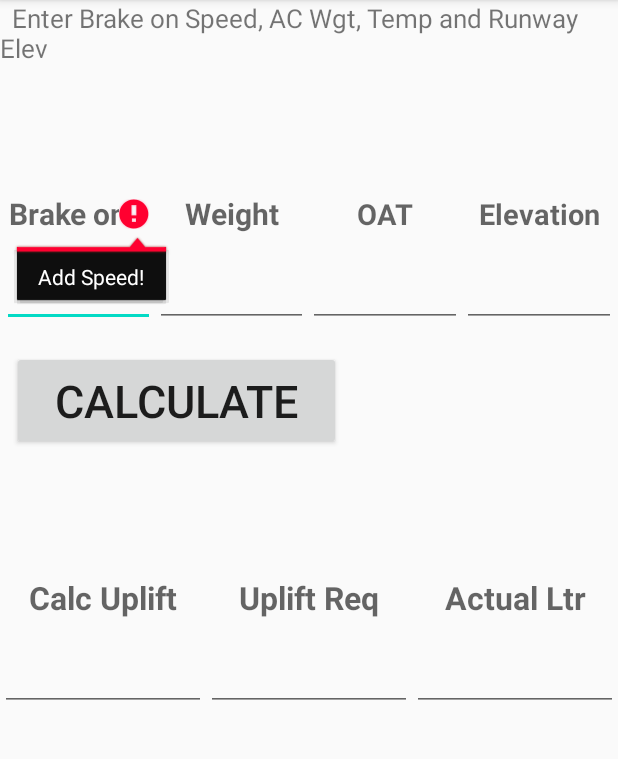
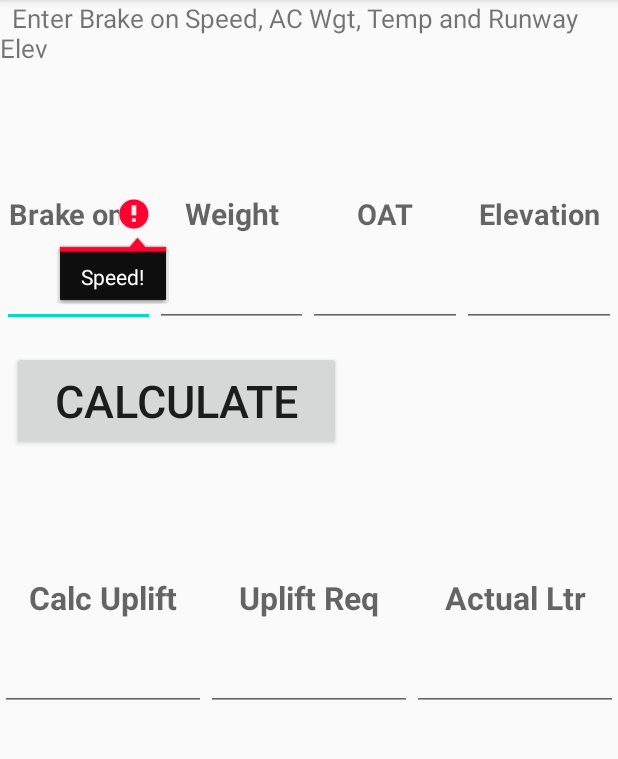
Before and after one commit to tubbmeister/Brake_Temperature_737_800, an Android app: the screen it shows after launch (MainActivity), after a tap on "CALCULATE", on a phone screen of 412 x 824 dp, the part 84-843 px from its top. Run offline under Robolectric (Android 15) with nearby library versions, the phone set to English and light mode, and no system bars.

Commit message:
third load

```diff
--- a/BrakeTemperature737800/app/src/main/java/com/example/braketemperature737800/MainActivity.java
+++ b/BrakeTemperature737800/app/src/main/java/com/example/braketemperature737800/MainActivity.java
@@ -20,7 +20,7 @@ public class MainActivity extends AppCompatActivity implements View.OnClickListe
     EditText Weight;
     String[] FirstArray,SecondArray;
     int Brake_onX1,Brake_onX2,OATX1,OATX2,ElevationX1,ElevationX2, WeightX1,WeightX2;
-    int Brake_On_Speed1,OAT1,Elevation1,Weight1;
+    int Brake_On_Speed1,OAT1,Elevation1,Weight1,ResultAHi,ResultALo,ResultBHi,ResultBLo;
 
     @Override
     protected void onCreate(Bundle savedInstanceState) {
@@ -73,22 +73,22 @@ public class MainActivity extends AppCompatActivity implements View.OnClickListe
 
         String Brake_onString=Brake_on_speed.getText().toString();
         if(TextUtils.isEmpty(Brake_onString)) {
-            Brake_on_speed.setError("Add Speed!");
+            Brake_on_speed.setError("Speed!");
             return;
         }
         String OATString=OAT.getText().toString();
         if(TextUtils.isEmpty(OATString)) {
-            OAT.setError("Add Temp!");
+            OAT.setError("Temp!");
             return;
         }
         String ElevationString=Elevation.getText().toString();
         if(TextUtils.isEmpty(ElevationString)) {
-            Elevation.setError("Add Elevation!");
+            Elevation.setError("Elevation!");
 
         }
         String WeightString=Weight.getText().toString();
         if(TextUtils.isEmpty(WeightString)) {
-            Weight.setError("Add Weight!");
+            Weight.setError("Weight!");
 
         }
 
@@ -139,11 +139,11 @@ public class MainActivity extends AppCompatActivity implements View.OnClickListe
              Brake_onX2=100;
              Brake_onX1=80;
          }
-         if(Elevation1>4){
+         if(Elevation1>4999){
              ElevationX2=10;
              ElevationX1=5;
          }
-         else if(Elevation1>-1 && Elevation1<5){
+         else if(Elevation1>-1 && Elevation1<5000){
              ElevationX2=5;
              ElevationX1=0;
          }
@@ -210,6 +210,11 @@ public class MainActivity extends AppCompatActivity implements View.OnClickListe
          else if(Brake_onX1==140 && WeightX1==70){
              SecondArray=r.getStringArray(R.array.RCBS_140_70);
          }
+
+
+         //now start the calculations
+
+
         InputMethodManager imm = (InputMethodManager) getSystemService(Context.INPUT_METHOD_SERVICE);
         imm.hideSoftInputFromWindow((null == getCurrentFocus()) ? null : getCurrentFocus().getWindowToken(), InputMethodManager.HIDE_NOT_ALWAYS);
     }
--- a/BrakeTemperature737800/app/src/main/res/layout/activity_main.xml
+++ b/BrakeTemperature737800/app/src/main/res/layout/activity_main.xml
@@ -47,10 +47,10 @@
             android:height="0dp"
 
 
-            android:hint="Brake on Speed"
+            android:hint="Brake on Spd"
             android:inputType="number"
             android:textAlignment="center"
-            android:textSize="20sp"
+            android:textSize="19sp"
             android:textStyle="bold" />
 
         <EditText
```
